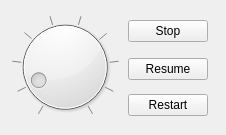
Old version of the form src/opSim.ui in the repository DjangoReinhard/kutecam.
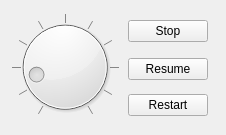
New version of the form.

Commit message: improved simulation and fixed round toolpath generation

```diff
--- a/src/opSim.ui
+++ b/src/opSim.ui
@@ -50,10 +50,10 @@
       </sizepolicy>
      </property>
      <property name="maximum">
-      <number>90</number>
+      <number>100</number>
      </property>
      <property name="value">
-      <number>10</number>
+      <number>15</number>
      </property>
      <property name="invertedAppearance">
       <bool>false</bool>
```
The commit also changes 2 other files.
